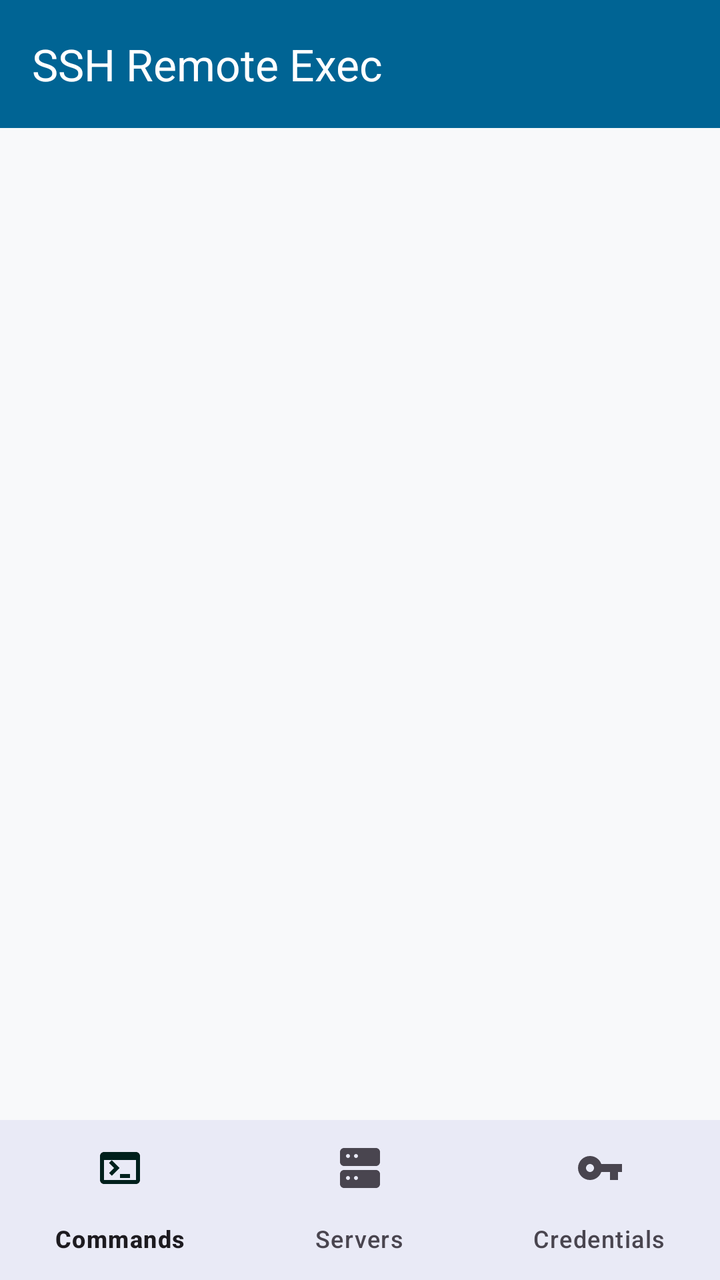
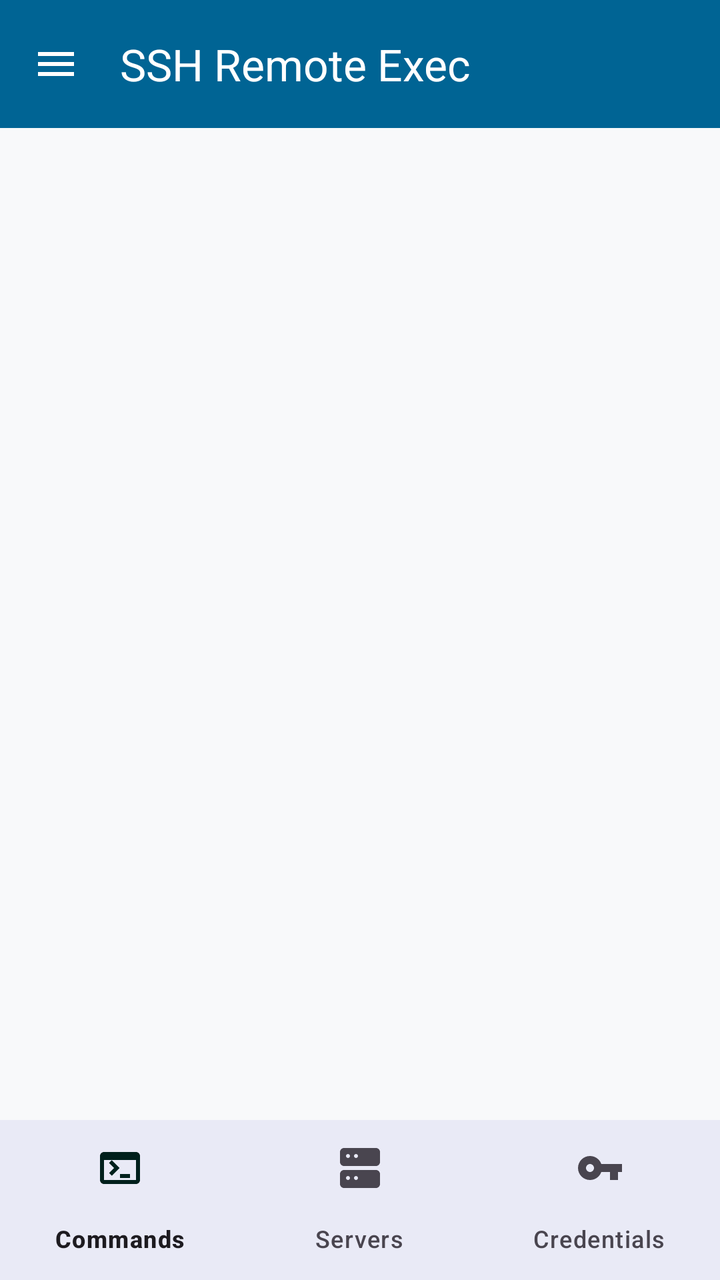

Two renders of the same Android screen: before a commit and after it. Below are the layout's source before the change and the commit's diff.
<!-- AndroidManifest.xml: application theme Theme.SSHRemoteExec -->
<!-- res/layout/activity_main.xml -->
<?xml version="1.0" encoding="utf-8"?>
<androidx.constraintlayout.widget.ConstraintLayout xmlns:android="http://schemas.android.com/apk/res/android"
    xmlns:app="http://schemas.android.com/apk/res-auto"
    android:layout_width="match_parent"
    android:layout_height="match_parent"
    android:background="@color/background">

    <com.google.android.material.appbar.MaterialToolbar
        android:id="@+id/top_app_bar"
        android:layout_width="0dp"
        android:layout_height="?attr/actionBarSize"
        android:background="@color/primary"
        android:elevation="4dp"
        app:title="@string/app_name"
        app:titleTextColor="@color/on_primary"
        app:layout_constraintTop_toTopOf="parent"
        app:layout_constraintStart_toStartOf="parent"
        app:layout_constraintEnd_toEndOf="parent" />

    <androidx.fragment.app.FragmentContainerView
        android:id="@+id/nav_host_fragment"
        android:layout_width="0dp"
        android:layout_height="0dp"
        app:layout_constraintTop_toBottomOf="@id/top_app_bar"
        app:layout_constraintBottom_toTopOf="@id/bottom_navigation"
        app:layout_constraintStart_toStartOf="parent"
        app:layout_constraintEnd_toEndOf="parent" />

    <com.google.android.material.bottomnavigation.BottomNavigationView
        android:id="@+id/bottom_navigation"
        android:layout_width="0dp"
        android:layout_height="wrap_content"
        android:background="?attr/colorSurface"
        app:menu="@menu/bottom_nav_menu"
        app:layout_constraintBottom_toBottomOf="parent"
        app:layout_constraintStart_toStartOf="parent"
        app:layout_constraintEnd_toEndOf="parent" />

</androidx.constraintlayout.widget.ConstraintLayout>
<!-- resources referenced by this layout -->
<resources>
  <color name="background">#F8F9FA</color>
  <color name="on_primary">#FFFFFF</color>
  <color name="primary">#006494</color>
  <string name="app_name">SSH Remote Exec</string>
  <style name="Theme.SSHRemoteExec" parent="Theme.Material3.DayNight.NoActionBar">
          <item name="colorPrimary">@color/primary</item>
          <item name="colorOnPrimary">@color/on_primary</item>
          <item name="colorPrimaryContainer">@color/primary_container</item>
          <item name="colorOnPrimaryContainer">@color/on_primary_container</item>
  
          <item name="colorSecondary">@color/secondary</item>
          <item name="colorOnSecondary">@color/on_secondary</item>
          <item name="colorSecondaryContainer">@color/secondary_container</item>
          <item name="colorOnSecondaryContainer">@color/on_secondary_container</item>
  
          
          <item name="android:statusBarColor">@color/primary</item>
          <item name="android:windowLightStatusBar">false</item>
      </style>
  <color name="primary_container">#CCE5FF</color>
  <color name="on_primary_container">#001D31</color>
  <color name="secondary">#00A896</color>
  <color name="on_secondary">#FFFFFF</color>
  <color name="secondary_container">#A3EADE</color>
  <color name="on_secondary_container">#00201C</color>
</resources>

<!-- the commit's change to res/layout/activity_main.xml (unified diff, before → after) -->
@@ -13,6 +13,8 @@
         android:elevation="4dp"
         app:title="@string/app_name"
         app:titleTextColor="@color/on_primary"
+        app:navigationIcon="@drawable/ic_menu"
+        app:navigationIconTint="@color/on_primary"
         app:layout_constraintTop_toTopOf="parent"
         app:layout_constraintStart_toStartOf="parent"
         app:layout_constraintEnd_toEndOf="parent" />
<!-- resource entries referenced after the edit -->
@@ -3,6 +3,16 @@
   <color name="background">#F8F9FA</color>
   <color name="on_primary">#FFFFFF</color>
   <color name="primary">#006494</color>
+  <!-- drawable ic_menu (drawable) -->
+  <vector xmlns:android="http://schemas.android.com/apk/res/android"
+      android:width="24dp"
+      android:height="24dp"
+      android:viewportWidth="24"
+      android:viewportHeight="24">
+    <path
+        android:fillColor="#FFFFFFFF"
+        android:pathData="M3,18h18v-2H3v2zm0-5h18v-2H3v2zm0-7v2h18V6H3z"/>
+  </vector>
   <string name="app_name">SSH Remote Exec</string>
   <style name="Theme.SSHRemoteExec" parent="Theme.Material3.DayNight.NoActionBar">
           <item name="colorPrimary">@color/primary</item>
